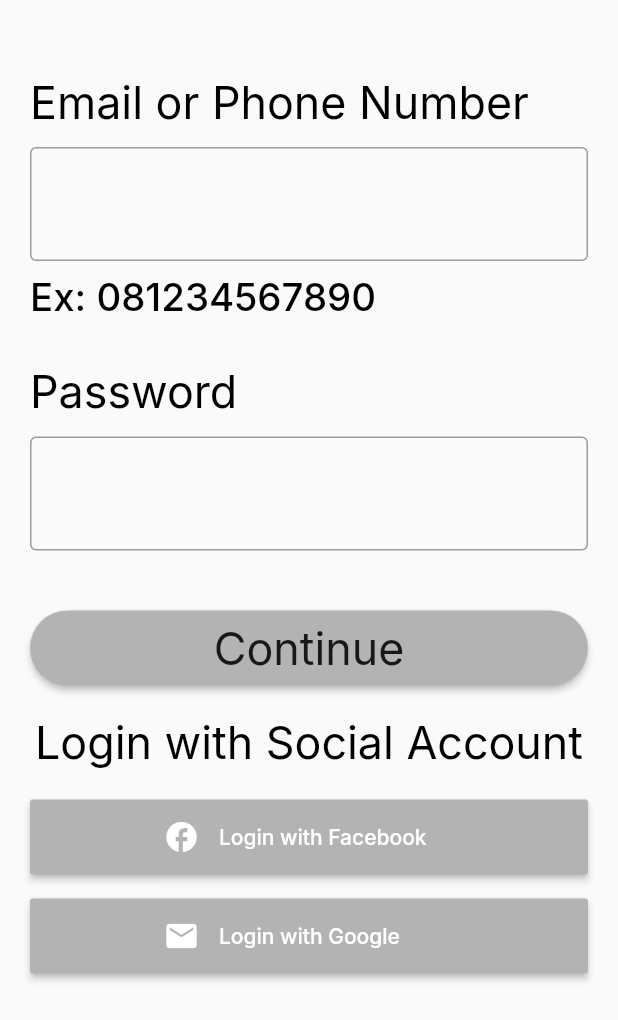
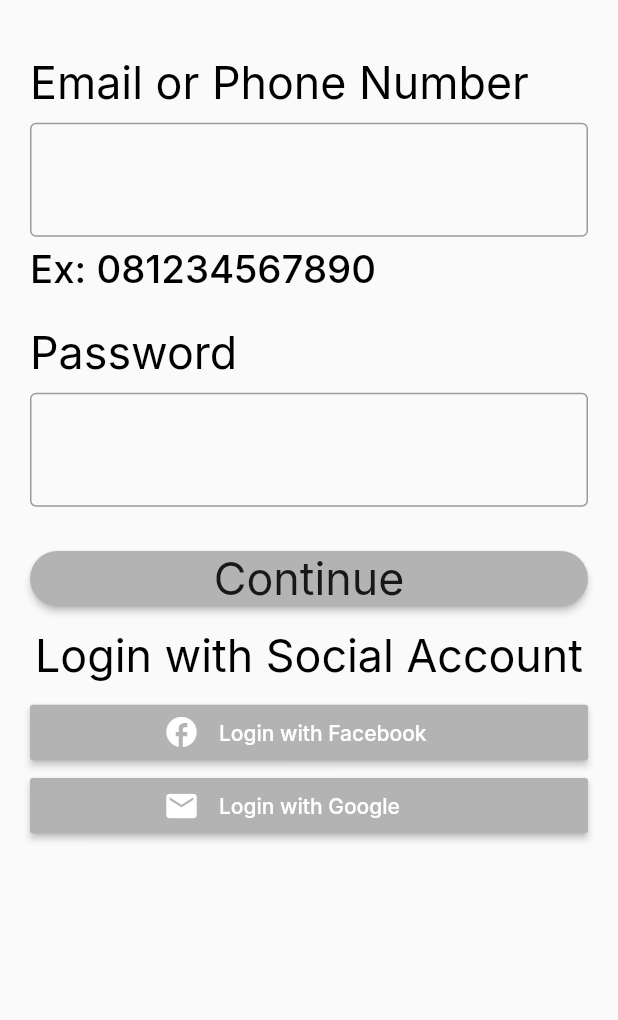
Before and after one commit to waseemabbas8/Badlo-Flutter-App, a Flutter app: the screen it shows after launch, after a tap on "Skip", on a phone screen of 412 x 824 dp. Shown: the top 1020 px of the screen. Run offline on Flutter 3.47's test engine with Material 2 defaults, Android fonts, the light colour scheme and no system bars; our stand-ins replace dio, flutter_signin_button, flutter_svg, get, google_fonts and 1 more; missing offline and left inert: dart:ffi; generated files the repository leaves out were written again.

Commit message:
manage spacing/margins

```diff
--- a/lib/main.dart
+++ b/lib/main.dart
@@ -29,6 +29,7 @@ class MyApp extends StatelessWidget {
       initialRoute: Routes.onBoarding,
       initialBinding: OnBoardingBindings(),
       getPages: AppPages.pages,
+      debugShowCheckedModeBanner: false,
     );
   }
 }
--- a/lib/presentation/page/auth/signup/sign_up_page.dart
+++ b/lib/presentation/page/auth/signup/sign_up_page.dart
@@ -1,5 +1,6 @@
 import 'package:badlo/presentation/core/base/base_page.dart';
 import 'package:badlo/presentation/core/route/routes.dart';
+import 'package:badlo/presentation/core/utils/screen_util.dart';
 import 'package:badlo/presentation/core/values/colors.dart';
 import 'package:badlo/presentation/page/auth/signup/sign_up_controller.dart';
 import 'package:flutter/material.dart';
@@ -26,16 +27,12 @@ class SignUpPage extends BasePage<SignUpController> {
               child: Column(
                 crossAxisAlignment: CrossAxisAlignment.start,
                 children: [
-                  const SizedBox(
-                    height: spacing50,
-                  ),
+                  Spacing.v50,
                   Text(
                     'Email or Phone Number',
                     style: Get.textTheme.bodyText1!.copyWith(color: Colors.black),
                   ),
-                  const SizedBox(
-                    height: spacing12,
-                  ),
+                  Spacing.v12,
                   TextFormField(
                     keyboardType: TextInputType.emailAddress,
                     decoration: const InputDecoration(
@@ -45,23 +42,17 @@ class SignUpPage extends BasePage<SignUpController> {
                     validator: (input) => input.isValidEmail() ? null : msgInvalidEmail,
                     style: Get.textTheme.bodyText1,
                   ),
-                  const SizedBox(
-                    height: spacing8,
-                  ),
+                  Spacing.v8,
                   Text(
                     'Ex: 081234567890',
                     style: Get.textTheme.bodyText2!.copyWith(color: Colors.black),
                   ),
-                  const SizedBox(
-                    height: spacing30,
-                  ),
+                  Spacing.v30,
                   Text(
                     'Password',
                     style: Get.textTheme.bodyText1!.copyWith(color: Colors.black),
                   ),
-                  const SizedBox(
-                    height: spacing12,
-                  ),
+                  Spacing.v12,
                   TextFormField(
                     decoration: const InputDecoration(
                       border: OutlineInputBorder(),
@@ -71,12 +62,10 @@ class SignUpPage extends BasePage<SignUpController> {
                     controller: controller.passwordController,
                     validator: (input) => input.isNotNullOrEmpty() ? null : 'Field Cant be empty',
                   ),
-                  const SizedBox(
-                    height: spacing40,
-                  ),
+                  Spacing.v40,
                   SizedBox(
                     width: Get.width,
-                    height: spacing50,
+                    height: 50.toHeight,
                     child: ElevatedButton(
                       onPressed: () {
                         _onLoginPress();
@@ -85,21 +74,17 @@ class SignUpPage extends BasePage<SignUpController> {
                       style: ElevatedButton.styleFrom(primary: colorGrey),
                     ),
                   ),
-                  const SizedBox(
-                    height: spacing20,
-                  ),
+                  Spacing.v20,
                   Center(
                     child: Text(
                       'Login with Social Account',
                       style: Get.textTheme.bodyText1!.copyWith(color: Colors.black),
                     ),
                   ),
-                  const SizedBox(
-                    height: spacing20,
-                  ),
+                  Spacing.v20,
                   SizedBox(
                     width: Get.width,
-                    height: spacing50,
+                    height: 50.toHeight,
                     child: SignInButtonBuilder(
                       text: 'Login with Facebook',
                       icon: Icons.facebook,
@@ -107,12 +92,10 @@ class SignUpPage extends BasePage<SignUpController> {
                       backgroundColor: colorGrey,
                     ),
                   ),
-                  const SizedBox(
-                    height: spacing16,
-                  ),
+                  Spacing.v16,
                   SizedBox(
                     width: Get.width,
-                    height: spacing50,
+                    height: 50.toHeight,
                     child: SignInButtonBuilder(
                       text: 'Login with Google',
                       icon: Icons.email,
--- /dev/null
+++ b/lib/presentation/page/offer/place_offer_controller.dart
@@ -0,0 +1,3 @@
+import 'package:badlo/presentation/core/base/base_controller.dart';
+
+class PlaceOfferController extends BaseController {}
```
Also changed, not shown: lib/presentation/core/utils/CommonWidgets.dart (+8 -16 lines), lib/presentation/core/values/dimens.dart (+26 -0 lines), lib/presentation/page/e_product_detail/eproduct_detail_page.dart (+33 -59 lines), lib/presentation/page/home/home_page.dart (+65 -90 lines), lib/presentation/page/offer/place_offer_bindings.dart (added, +9 -0 lines), lib/presentation/page/offer/place_offer_page.dart (added, +11 -0 lines).
